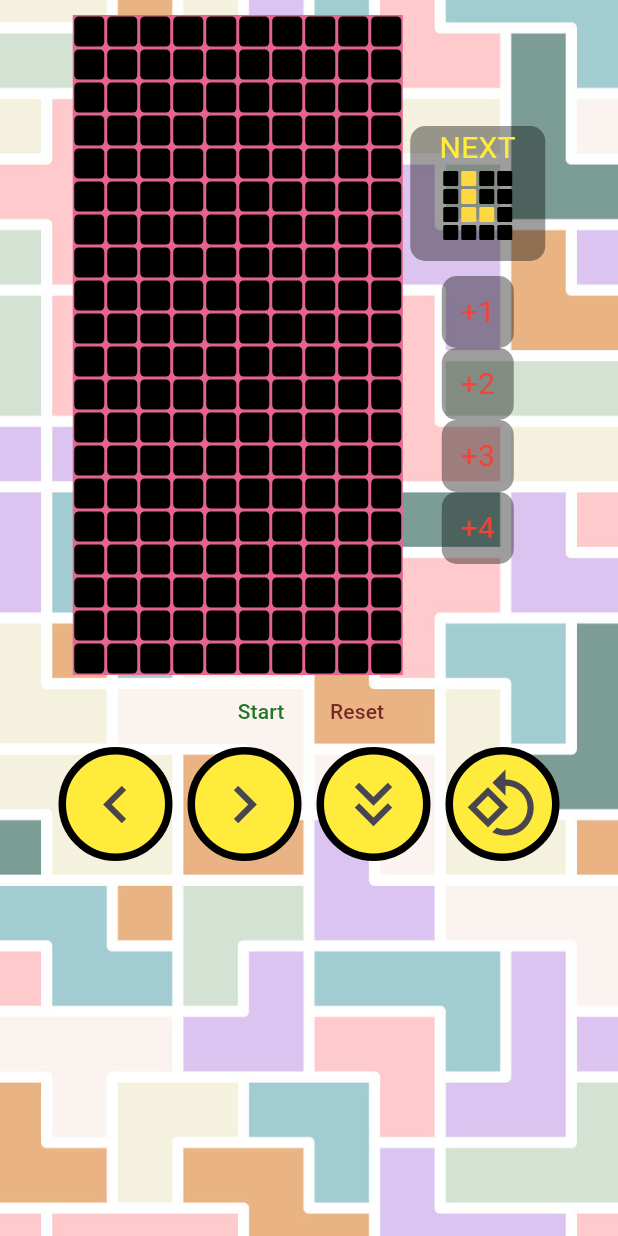
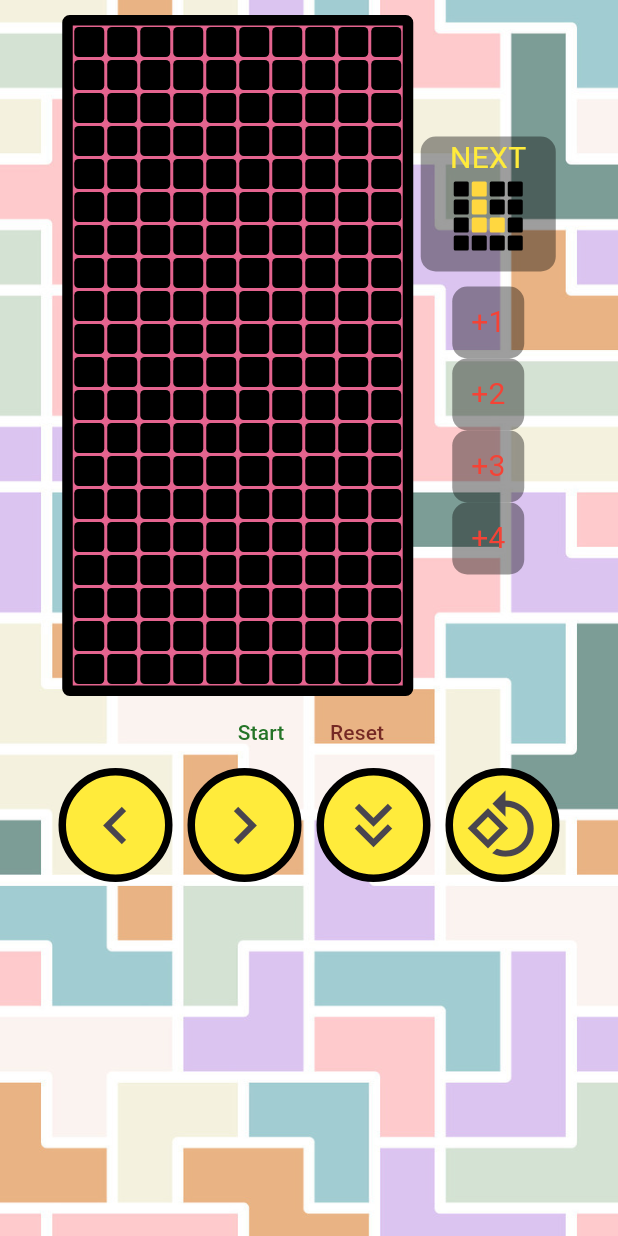
Before and after one commit to kosmas1991/tetris, a Flutter app: the screen it shows after launch, on a phone screen of 412 x 824 dp. Run offline on Flutter 3.47's test engine with Material 3 defaults, Android fonts, the phone set to English and light mode, and no system bars; our stand-ins replace vibration.

Commit message:
before cloud

```diff
--- a/lib/main.dart
+++ b/lib/main.dart
@@ -1,6 +1,7 @@
 import 'package:flutter/material.dart';
 import 'package:flutter/services.dart';
 import 'package:tetris/screens/gamescreen.dart';
+import 'package:tetris/screens/signupscreen.dart';
 
 void main() {
   runApp(const MyApp());
--- a/lib/screens/gamescreen.dart
+++ b/lib/screens/gamescreen.dart
@@ -13,7 +13,7 @@ class GameScreen extends StatefulWidget {
   State<GameScreen> createState() => _GameScreenState();
 }
 
-class SpaceIntent extends Intent {}
+class RotateIntent extends Intent {}
 
 class ArrowLeftIntent extends Intent {}
 
@@ -123,6 +123,7 @@ class _GameScreenState extends State<GameScreen> {
               'assets/images/tetris.jpg',
               fit: BoxFit.fitHeight,
               height: double.infinity,
+              width: double.infinity,
             ),
             Container(
               padding: EdgeInsets.all(10),
@@ -132,7 +133,11 @@ class _GameScreenState extends State<GameScreen> {
                     mainAxisAlignment: MainAxisAlignment.center,
                     children: [
                       Container(
-                        color: const Color.fromARGB(255, 228, 100, 143),
+                        decoration: BoxDecoration(
+                          color: const Color.fromARGB(255, 228, 100, 143),
+                          borderRadius: BorderRadius.all(Radius.circular(5.0)),
+                          border: Border.all(color: Colors.black, width: 7),
+                        ),
                         child: daUI,
                       ),
                       SizedBox(
@@ -233,7 +238,7 @@ class _GameScreenState extends State<GameScreen> {
                   ),
                   Shortcuts(
                     shortcuts: {
-                      LogicalKeySet(LogicalKeyboardKey.space): SpaceIntent(),
+                      LogicalKeySet(LogicalKeyboardKey.keyR): RotateIntent(),
                       LogicalKeySet(LogicalKeyboardKey.arrowLeft):
                           ArrowLeftIntent(),
                       LogicalKeySet(LogicalKeyboardKey.arrowRight):
@@ -243,7 +248,7 @@ class _GameScreenState extends State<GameScreen> {
                     },
                     child: Actions(
                       actions: {
-                        SpaceIntent: CallbackAction<SpaceIntent>(
+                        RotateIntent: CallbackAction<RotateIntent>(
                           onInvoke: (intent) {
                             return rotatePiece();
                           },
```
Also changed, not shown: lib/screens/signupscreen.dart (added, +10 -0 lines).
